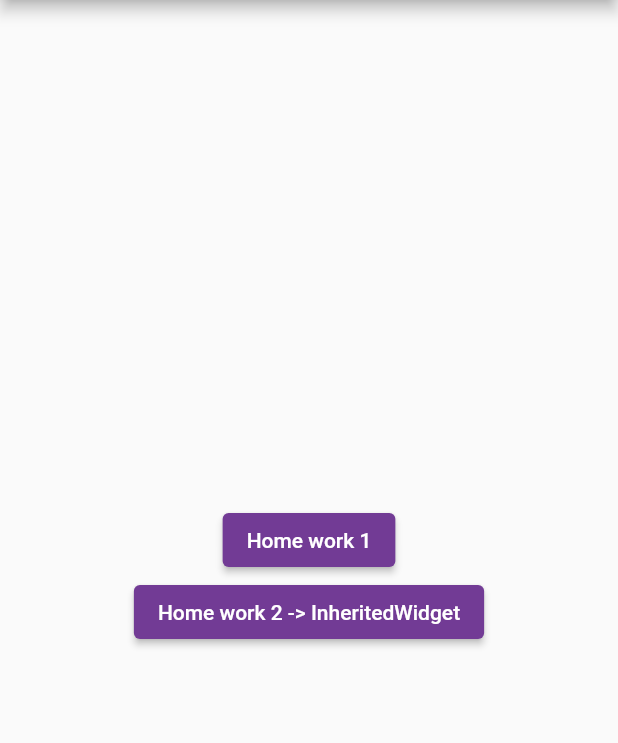
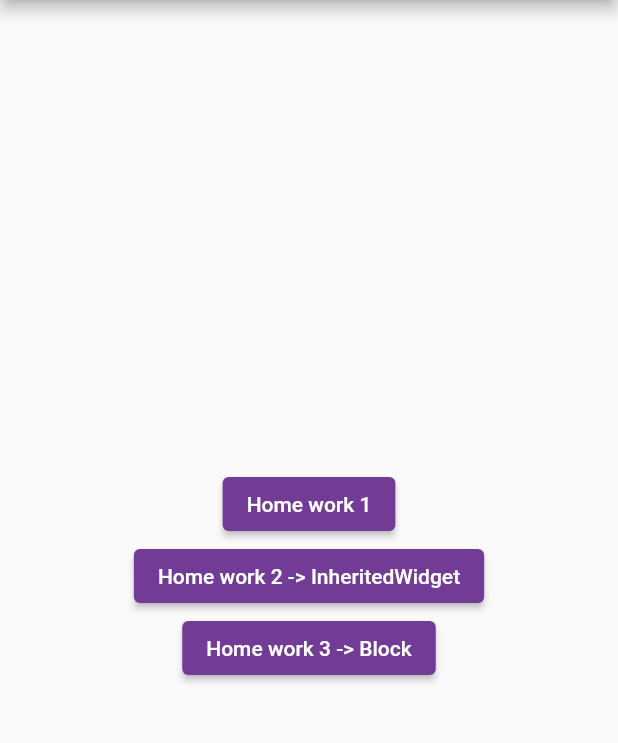
Before and after one commit to lipcha/Flutter-test, a Flutter app: the screen it shows after launch, on a phone screen of 412 x 824 dp, the part 84-827 px from its top. Run offline on Flutter 3.47's test engine with Material 2 defaults, Android fonts, the phone set to English and light mode, and no system bars; our stand-ins replace flutter_bloc.

Commit message:
Flutter BLoC

```diff
--- a/lib/pages/home_screen.dart
+++ b/lib/pages/home_screen.dart
@@ -3,7 +3,6 @@ import 'package:flutter/material.dart';
 import 'package:test_app/pages/routes.dart';
 
 import '../resources/app_strings.dart';
-import 'hw1/home_work_1_screen.dart';
 
 class HomeScreen extends StatefulWidget {
   const HomeScreen({super.key});
@@ -31,7 +30,11 @@ class _HomeScreenState extends State<HomeScreen> {
               ElevatedButton(
                   onPressed: () =>
                       Navigator.of(context).pushNamed(Routes.inheritedWidget),
-                  child: const Text(AppStrings.buttonHW2))
+                  child: const Text(AppStrings.buttonHW2)),
+              ElevatedButton(
+                  onPressed: () =>
+                      Navigator.of(context).pushNamed(Routes.block),
+                  child: const Text(AppStrings.buttonHW3))
             ],
           ),
         ));
--- a/lib/pages/routes.dart
+++ b/lib/pages/routes.dart
@@ -2,12 +2,14 @@ import 'package:flutter/cupertino.dart';
 import 'package:flutter/material.dart';
 import 'package:test_app/pages/home_screen.dart';
 import 'package:test_app/pages/hw1/home_work_1_screen.dart';
+import 'package:test_app/pages/hw3/counter_screen.dart';
 
 import 'hw2/inherited_widget_screen.dart';
 
 class Routes {
   static const String home = "home";
   static const String inheritedWidget = "inheritedWidget";
+  static const String block = "block";
 
   static const String screenA = "screen_A";
   static const String screenB = "screen_B";
@@ -26,11 +28,11 @@ class Routes {
             builder: (_) => HomeWork1Screen(settings.name as String),
             settings: settings);
       case inheritedWidget:
-        {
-          return MaterialPageRoute(
-              builder: (_) => const InheritedWidgetScreen(),
-              settings: settings);
-        }
+        return MaterialPageRoute(
+            builder: (_) => const InheritedWidgetScreen(), settings: settings);
+      case block:
+        return MaterialPageRoute(
+            builder: (_) => const CounterScreen(), settings: settings);
       default:
         return MaterialPageRoute(builder: (_) => const HomeScreen());
     }
--- a/lib/resources/app_strings.dart
+++ b/lib/resources/app_strings.dart
@@ -3,9 +3,11 @@ class AppStrings {
   static const String titleHome = 'Home';
   static const String buttonHW1 = "Home work 1";
   static const String buttonHW2 = "Home work 2 -> InheritedWidget";
+  static const String buttonHW3 = "Home work 3 -> Block";
   static const String titleHW1 = "Home work 1";
   static const String titleInheritanceWidgetExample =
       "Inheritance Widget Example";
+  static const String titleBlockExample = "Block example";
 
   static const String menuHome = 'Home';
   static const String menuHW1 = 'Home work 1';
@@ -18,4 +20,6 @@ class AppStrings {
 
   static const String buttonIncrement = "Increment";
   static const String buttonDecrement = "Decrement";
+  static const String buttonResetCounter = "Reset counter";
+  static const String buttonResetHistory = "Reset history";
 }
--- a/pubspec.yaml
+++ b/pubspec.yaml
@@ -31,6 +31,9 @@ environment:
 dependencies:
   flutter:
     sdk: flutter
+
+  # dependencies come below here
+  flutter_bloc: ^8.1.2
 
 
   # The following adds the Cupertino Icons font to your application.
```
Also changed, not shown: lib/pages/hw3/count_event.dart (added, +9 -0 lines), lib/pages/hw3/counter_bloc.dart (added, +39 -0 lines), lib/pages/hw3/counter_screen.dart (added, +19 -0 lines), lib/pages/hw3/counter_screen_content.dart (added, +71 -0 lines), lib/pages/hw3/counter_state.dart (added, +7 -0 lines), lib/pages/hw3/counter_widget.dart (added, +15 -0 lines), lib/pages/hw3/history_widget.dart (added, +22 -0 lines), pubspec.lock.
